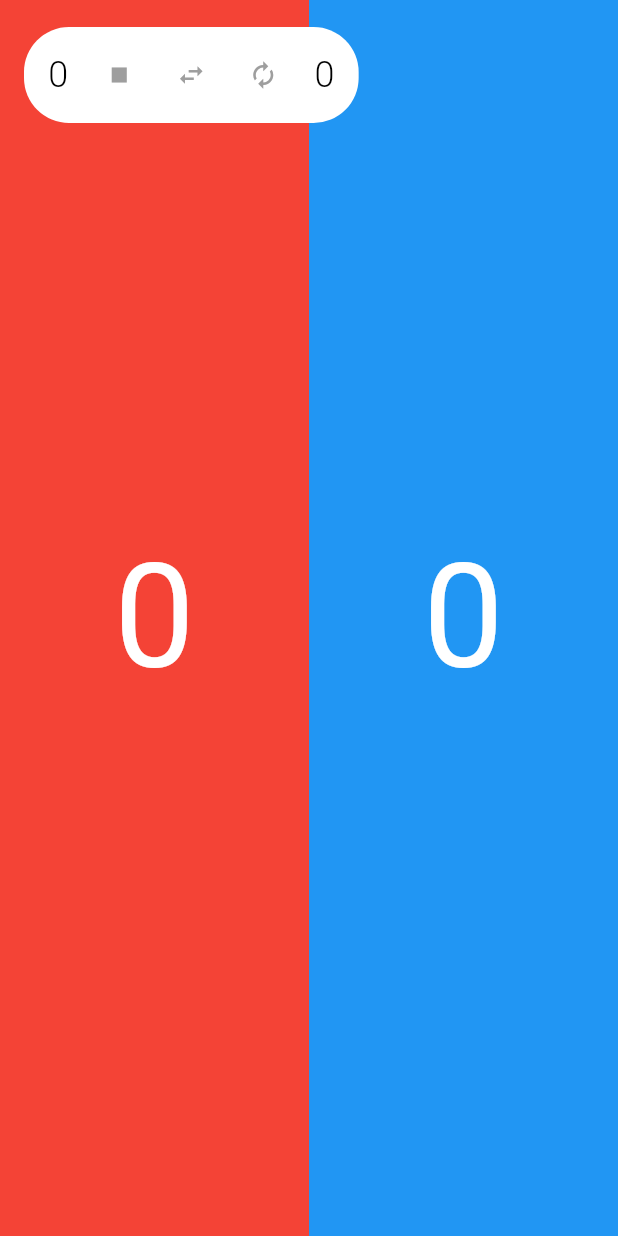
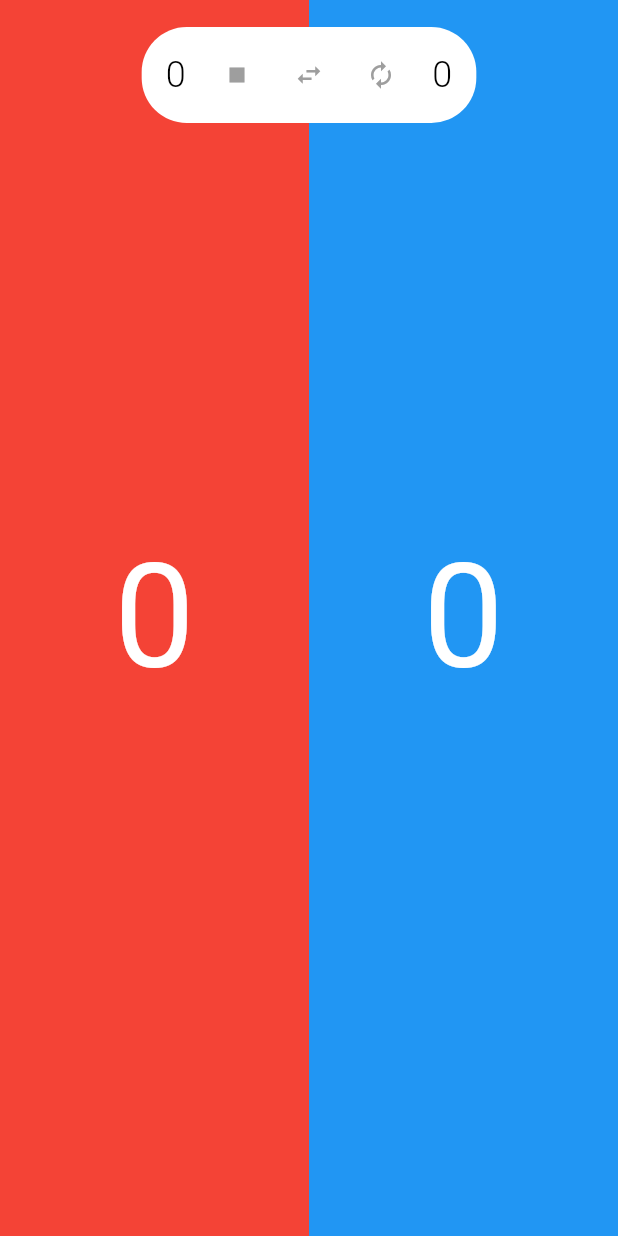
Before and after one commit to ThomasRooyakkers/KickerCounter, a Flutter app: the screen it shows after launch, on a phone screen of 412 x 824 dp. Run offline on Flutter 3.47's test engine with Material 2 defaults, Android fonts, the phone set to English and light mode, and no system bars; our stand-ins replace firebase_core; accounts and stored records are empty; generated files the repository leaves out were written again.

Commit message:
Added funtionality and styling

```diff
--- a/lib/main.dart
+++ b/lib/main.dart
@@ -154,6 +154,7 @@
   }
 }
 
+
 class MyHomePage extends StatelessWidget {
   const MyHomePage({super.key});
 
@@ -175,9 +176,12 @@
     final totalScoreRight = scoreState.totalScoreRight;
 
     return Scaffold(
-      body: Stack(
+      body: Column(
+        crossAxisAlignment: CrossAxisAlignment.start,
         children: [
-          // Row containing the GestureDetector widgets
+          Expanded(
+            child: Stack(
+              children: [
                 Row(
                   children: [
                     Expanded(
@@ -224,21 +228,21 @@
                     ),
                   ],
                 ),
-          // Pill-shaped container floating above the Row
                 SafeArea(
+                  child: Align(
+                    alignment: Alignment.topCenter,
                     child: Container(
                       height: 100,
                       padding: const EdgeInsets.symmetric(horizontal: 16),
                       child: Row(
-                mainAxisAlignment: MainAxisAlignment.spaceBetween,
+                        mainAxisAlignment: MainAxisAlignment.center,
                         children: [
                           Container(
                             decoration: BoxDecoration(
                               color: Colors.white,
                               borderRadius: BorderRadius.circular(30),
                             ),
-                    padding:
-                        const EdgeInsets.symmetric(horizontal: 16, vertical: 8),
+                            padding: const EdgeInsets.symmetric(horizontal: 16, vertical: 8),
                             child: Row(
                               mainAxisSize: MainAxisSize.min,
                               children: [
@@ -286,6 +290,10 @@
                       ),
                     ),
                   ),
+                ),
+              ],
+            ),
+          ),
         ],
       ),
     );
```
Lines whose indentation alone changed are shown as unchanged.
